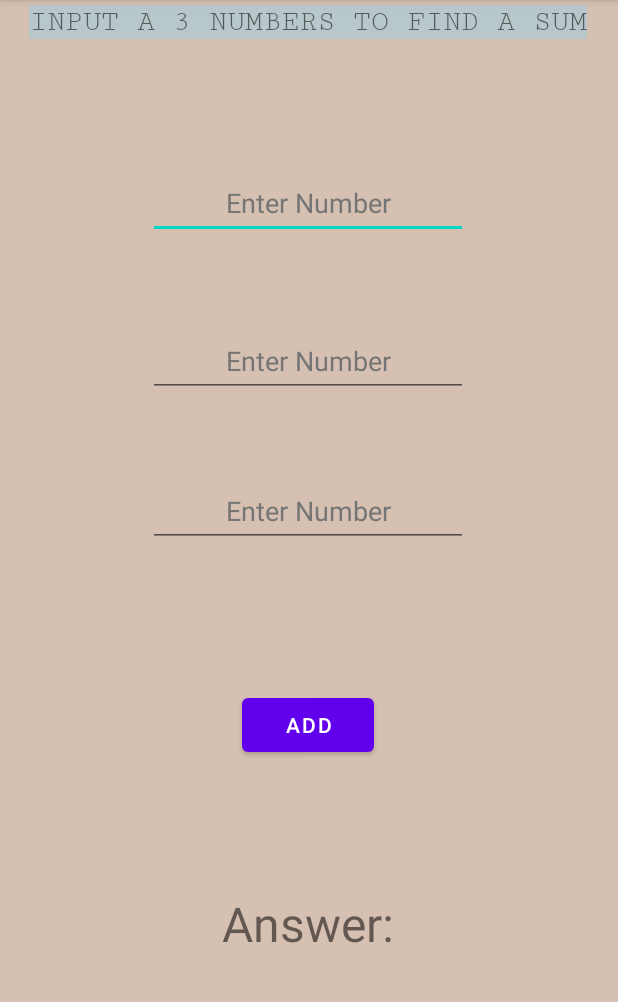
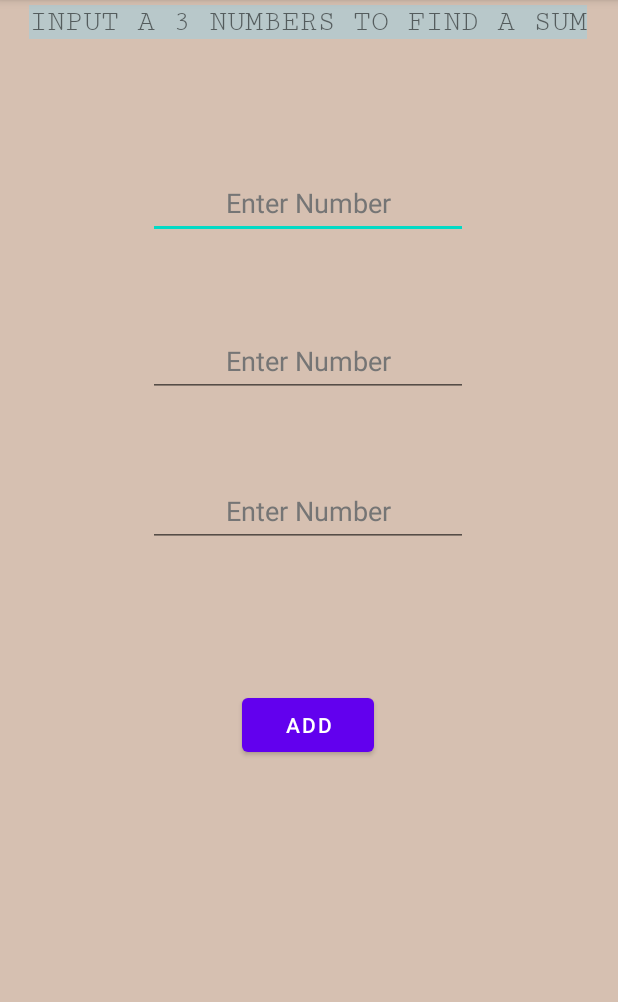
Before and after one commit to akenna19/Wong_LearningTask4.1, an Android app: the screen it shows after launch (MainActivity), on a phone screen of 412 x 824 dp, the part 84-1086 px from its top. Run offline under Robolectric (Android 15) with nearby library versions, the phone set to English and light mode, and no system bars.

Commit message:
Learning Task 4.1

```diff
--- a/app/src/main/java/com/example/wong_learningtask41/MainActivity.java
+++ b/app/src/main/java/com/example/wong_learningtask41/MainActivity.java
@@ -27,16 +27,14 @@ public class MainActivity extends AppCompatActivity {
         num2 = findViewById(R.id.num2);
         num3 = findViewById(R.id.num3);
         Button add = findViewById(R.id.btnAdd);
-        result = findViewById(R.id.answer);
 
         add.setOnClickListener(view -> {
             int number1 = Integer.parseInt(num1.getText().toString());
             int number2 = Integer.parseInt(num2.getText().toString());
             int number3 = Integer.parseInt(num3.getText().toString());
             int sum = number1 + number2 + number3;
-            result.setText("Answer: " + sum);
 
-            resultMessage = result + " is " + number1 +" + " + number2 + " + "+number3;
+            resultMessage = sum + " is " + number1 +" + " + number2 + " + "+number3;
 
             // Create Bundle instance, this will allow transfer of data from Activity to DialogFragment
             Bundle args = new Bundle();
--- a/app/src/main/res/layout/activity_main.xml
+++ b/app/src/main/res/layout/activity_main.xml
@@ -92,17 +92,4 @@
         app:layout_constraintTop_toBottomOf="@+id/num3"
         app:layout_constraintVertical_bias="0.267" />
 
-    <TextView
-        android:id="@+id/answer"
-        android:layout_width="wrap_content"
-        android:layout_height="wrap_content"
-        android:text="@string/answer"
-        android:textSize="32sp"
-        app:layout_constraintBottom_toBottomOf="parent"
-        app:layout_constraintEnd_toEndOf="parent"
-        app:layout_constraintHorizontal_bias="0.498"
-        app:layout_constraintStart_toStartOf="parent"
-        app:layout_constraintTop_toBottomOf="@+id/btnAdd"
-        app:layout_constraintVertical_bias="0.398" />
-
 </androidx.constraintlayout.widget.ConstraintLayout>
--- a/app/src/main/res/values/strings.xml
+++ b/app/src/main/res/values/strings.xml
@@ -4,5 +4,4 @@
     <string name="enter_number1">Enter Number</string>
     <string name="enter_number2">Enter Number</string>
     <string name="add">Add</string>
-    <string name="answer">Answer:</string>
 </resources>
```
